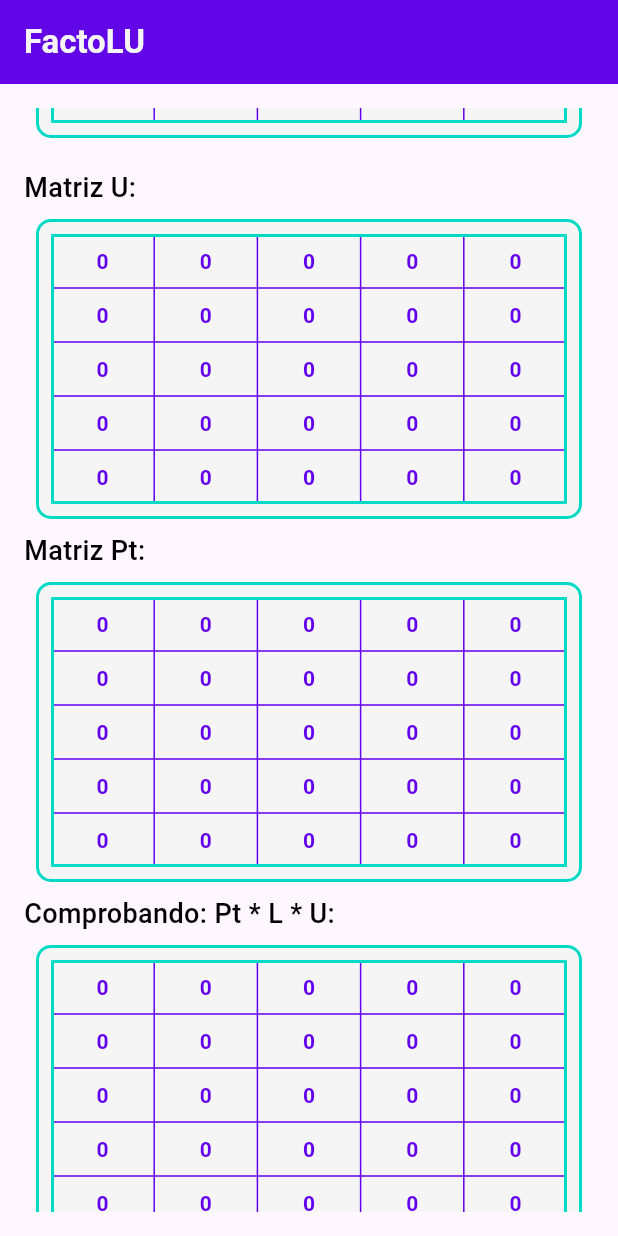
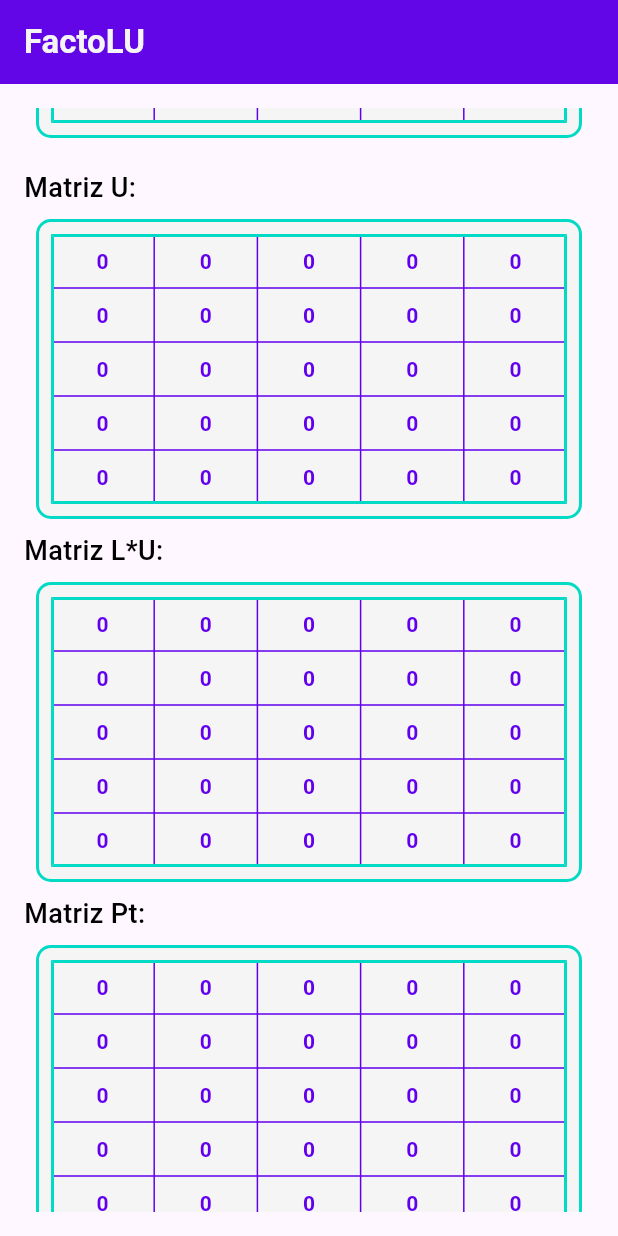
Before and after one commit to joyel124/lu_app, a Flutter app: the screen it shows after launch, scrolled down 576 dp, on a phone screen of 412 x 824 dp. Run offline on Flutter 3.47's test engine with Material 3 defaults, Android fonts, the phone set to English and light mode, and no system bars.

```diff
--- a/lib/main.dart
+++ b/lib/main.dart
@@ -171,6 +171,8 @@ class _MatrixLUState extends State<MatrixLU> {
                     const SizedBox(height: 12),
                     const Text('Matriz U:', style: labelStyle),
                     MatrixDisplay(matrix: u),
+                    const Text('Matriz L*U:', style: labelStyle),
+                    MatrixDisplay(matrix: multiply(l, u)),
                   ],
                 ),
               if (p != null)
```
